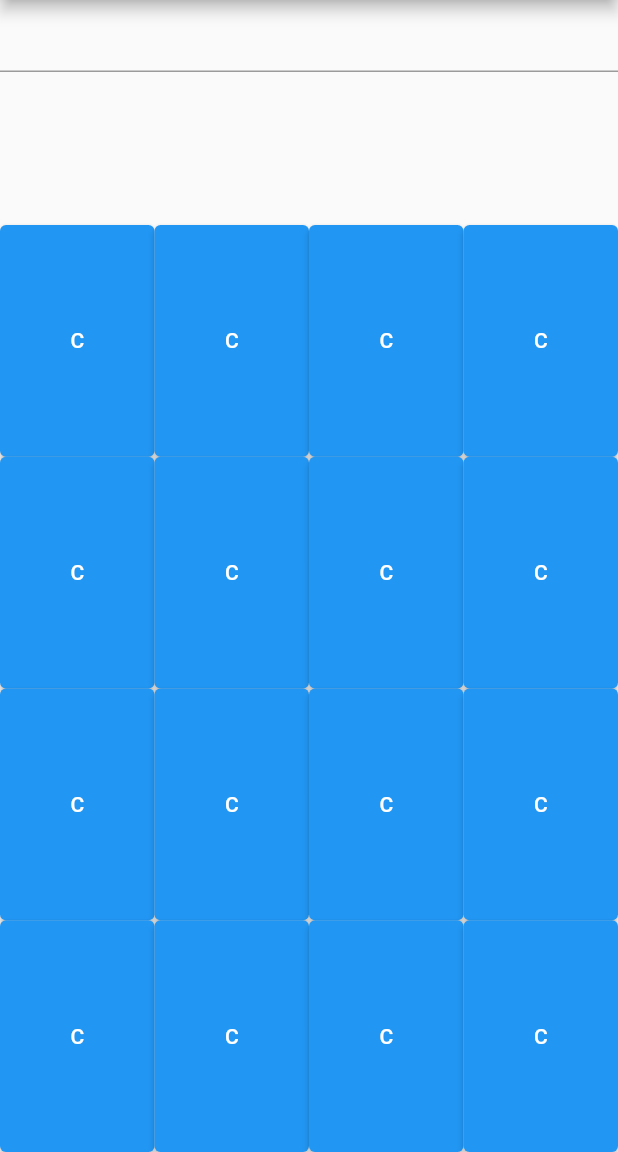
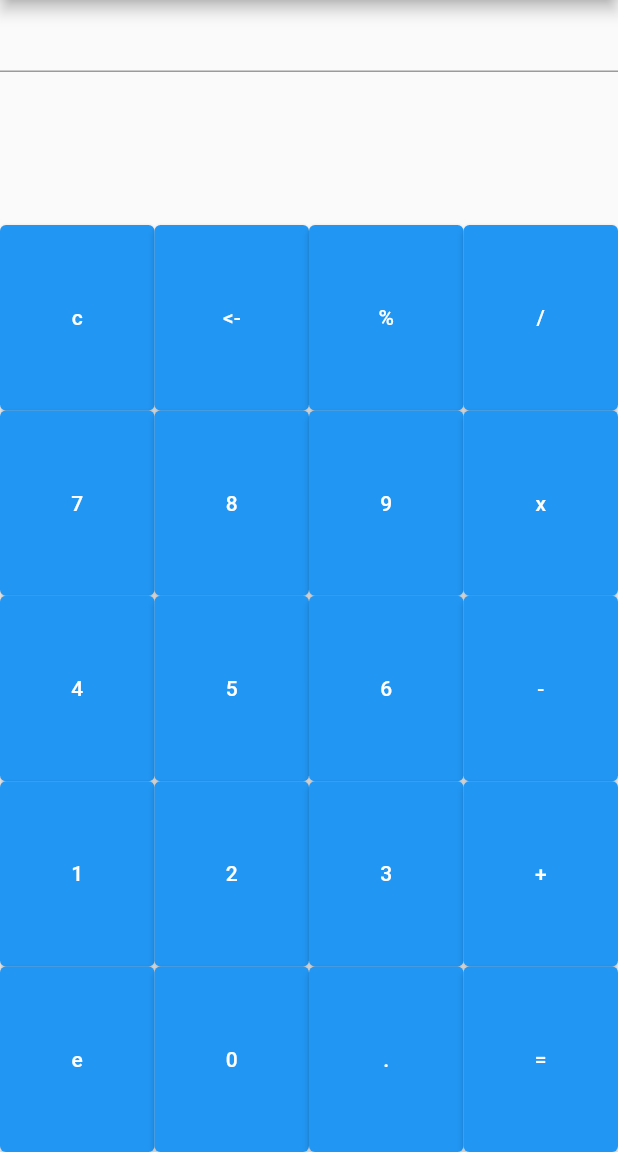
Before and after one commit to santiago3223/codigo_flutter2, a Flutter app: the screen it shows after launch, on a phone screen of 412 x 824 dp, the part 84-1236 px from its top. Run offline on Flutter 3.47's test engine with Material 2 defaults, Android fonts, the phone set to English and light mode, and no system bars; our stand-ins replace font_awesome_flutter.

Commit message:
calculadora'

```diff
--- a/calculadora/lib/main.dart
+++ b/calculadora/lib/main.dart
@@ -24,6 +24,12 @@ class Calculadora extends StatefulWidget {
 }
 
 class _CalculadoraState extends State<Calculadora> {
+  List opcionesLinea1 = ["c", "<-", "%", "/"];
+  List opcionesLinea2 = ["7", "8", "9", "x"];
+  List opcionesLinea3 = ["4", "5", "6", "-"];
+  List opcionesLinea4 = ["1", "2", "3", "+"];
+  List opcionesLinea5 = ["e", "0", ".", "="];
+
   @override
   Widget build(BuildContext context) {
     return Scaffold(
@@ -33,54 +39,33 @@ class _CalculadoraState extends State<Calculadora> {
       body: Column(
         children: [
           Container(height: 150, child: TextField()),
-          obtenerPrimeraLinea(context),
-          obtenerPrimeraLinea(context),
-          obtenerPrimeraLinea(context),
-          obtenerPrimeraLinea(context),
-
+          obtenerLinea(context, opcionesLinea1),
+          obtenerLinea(context, opcionesLinea2),
+          obtenerLinea(context, opcionesLinea3),
+          obtenerLinea(context, opcionesLinea4),
+          obtenerLinea(context, opcionesLinea5),
         ],
       ),
     );
   }
+
+  Widget obtenerLinea(context, opciones) {
+    List<Widget> botones =
+        opciones.map<Widget>((e) => obtenerBoton(context, e)).toList();
+    if (Orientation.portrait != MediaQuery.of(context).orientation) {
+      botones.addAll([
+        Expanded(child: ElevatedButton(onPressed: () {}, child: Text("("))),
+        Expanded(child: ElevatedButton(onPressed: () {}, child: Text(")"))),
+      ]);
+    }
+
+    return Expanded(
+        child: Row(
+            crossAxisAlignment: CrossAxisAlignment.stretch, children: botones));
+  }
+
+  Widget obtenerBoton(context, texto) {
+    return Expanded(
+        child: ElevatedButton(onPressed: () {}, child: Text(texto)));
+  }
 }
-
-Widget obtenerPrimeraLinea(context) {
-  return Expanded(
-      child: Row(
-          crossAxisAlignment: CrossAxisAlignment.stretch,
-          children: (Orientation.portrait == MediaQuery.of(context).orientation)
-              ? [
-                  Expanded(
-                      child:
-                          ElevatedButton(onPressed: () {}, child: Text("C"))),
-                  Expanded(
-                      child:
-                          ElevatedButton(onPressed: () {}, child: Text("C"))),
-                  Expanded(
-                      child:
-                          ElevatedButton(onPressed: () {}, child: Text("C"))),
-                  Expanded(
-                      child:
-                          ElevatedButton(onPressed: () {}, child: Text("C"))),
-                ]
-              : [
-                  Expanded(
-                      child:
-                          ElevatedButton(onPressed: () {}, child: Text("C"))),
-                  Expanded(
-                      child:
-                          ElevatedButton(onPressed: () {}, child: Text("C"))),
-                  Expanded(
-                      child:
-                          ElevatedButton(onPressed: () {}, child: Text("C"))),
-                  Expanded(
-                      child:
-                          ElevatedButton(onPressed: () {}, child: Text("C"))),
-                  Expanded(
-                      child:
-                          ElevatedButton(onPressed: () {}, child: Text("C"))),
-                  Expanded(
-                      child:
-                          ElevatedButton(onPressed: () {}, child: Text("C"))),
-                ]));
-}
```
